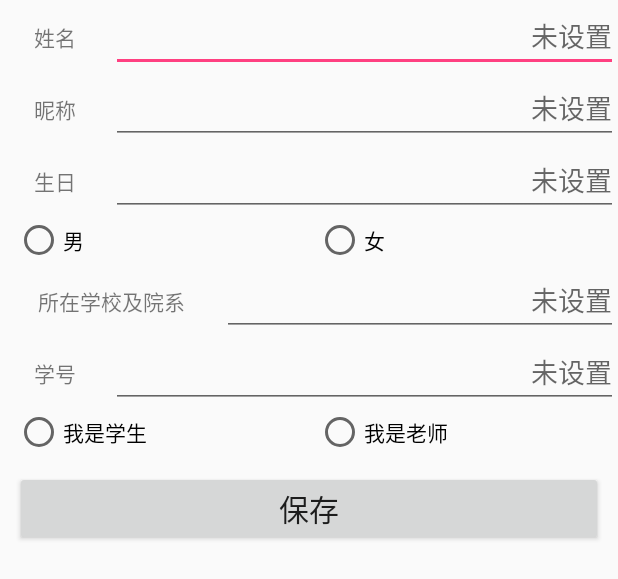
After one commit to Gauplus/faceplus, an Android app: the layout activity_regist_info.xml on its own in the app's theme, with its tools: preview values and no code run, on a phone screen of 412 x 824 dp. The commit adds this screen. Shown: the top 579 px of the screen. Run offline under Robolectric (Android 15) with nearby library versions, the phone set to English and light mode, and no system bars.

Commit message:
.xml almost done

```diff
--- a/app/src/main/java/edu/njust/cn/faceplus/RegisterActivity.java
+++ b/app/src/main/java/edu/njust/cn/faceplus/RegisterActivity.java
@@ -14,7 +14,7 @@ public class RegisterActivity extends AppCompatActivity {
     @Override
     protected void onCreate(Bundle savedInstanceState) {
         super.onCreate(savedInstanceState);
-        setContentView(R.layout.activity_register_1);
+        setContentView(R.layout.activity_register_tel);
         edt_tel=findViewById(R.id.edt_tel);
         edt_verifyCode=findViewById(R.id.edt_verifyCode);
         btn_getVerifyCode=findViewById(R.id.btn_getVerifyCode);
--- /dev/null
+++ b/app/src/main/res/layout/activity_regist_info.xml
@@ -0,0 +1,175 @@
+<?xml version="1.0" encoding="utf-8"?>
+<LinearLayout xmlns:android="http://schemas.android.com/apk/res/android"
+    xmlns:tools="http://schemas.android.com/tools"
+    android:orientation="vertical" android:layout_width="match_parent"
+    android:layout_height="match_parent">
+ <LinearLayout
+     android:layout_width="match_parent"
+     android:layout_height="wrap_content"
+     android:orientation="horizontal">
+     <TextView
+         android:layout_width="wrap_content"
+         android:layout_height="wrap_content"
+         android:layout_weight="1"
+         android:gravity="center"
+         android:text="姓名"
+         />
+     <EditText
+         android:id="@+id/edt_name"
+         android:layout_width="wrap_content"
+         android:layout_height="wrap_content"
+         android:layout_weight="6"
+         android:hint="未设置"
+         android:textAlignment="textEnd"
+         />
+
+ </LinearLayout>
+    <LinearLayout
+        android:layout_width="match_parent"
+        android:layout_height="wrap_content"
+        android:orientation="horizontal">
+        <TextView
+            android:layout_width="wrap_content"
+            android:layout_height="wrap_content"
+            android:layout_weight="1"
+            android:gravity="center"
+            android:text="昵称"
+            />
+        <EditText
+            android:id="@+id/edt_nickname"
+            android:layout_width="wrap_content"
+            android:layout_height="wrap_content"
+            android:layout_weight="6"
+            android:hint="未设置"
+            android:textAlignment="textEnd"
+            />
+    </LinearLayout>
+
+
+    <LinearLayout
+        android:layout_width="match_parent"
+        android:layout_height="wrap_content"
+        android:orientation="horizontal">
+        <TextView
+            android:layout_width="wrap_content"
+            android:layout_height="wrap_content"
+            android:layout_weight="1"
+            android:gravity="center"
+            android:text="生日"
+            />
+        <EditText
+            android:id="@+id/edt_birth"
+            android:layout_width="wrap_content"
+            android:layout_height="wrap_content"
+            android:layout_weight="6"
+            android:hint="未设置"
+            android:textAlignment="textEnd"
+          />
+    </LinearLayout>
+
+    <LinearLayout
+        android:layout_width="match_parent"
+        android:layout_height="wrap_content"
+        android:orientation="horizontal"
+        >
+        <RadioGroup
+            android:orientation="horizontal"
+            android:layout_width="match_parent"
+            android:layout_height="wrap_content"
+            android:layout_marginLeft="10dp">
+            <RadioButton
+                android:id="@+id/rbtn_male"
+                android:layout_width="wrap_content"
+                android:layout_height="wrap_content"
+                android:layout_weight="1"
+                android:text="男"
+                />
+            <RadioButton
+                android:id="@+id/rbtn_female"
+                android:layout_width="wrap_content"
+                android:layout_height="wrap_content"
+                android:layout_weight="1"
+                android:text="女"
+                />
+        </RadioGroup>
+    </LinearLayout>
+
+    <LinearLayout
+        android:layout_width="match_parent"
+        android:layout_height="wrap_content"
+        android:orientation="horizontal">
+        <TextView
+            android:layout_width="wrap_content"
+            android:layout_height="wrap_content"
+            android:layout_weight="1"
+            android:text="所在学校及院系"
+            android:gravity="center"
+            />
+        <EditText
+            android:id="@+id/edt_school"
+            android:layout_width="wrap_content"
+            android:layout_height="wrap_content"
+            android:layout_weight="4"
+            android:hint="未设置"
+            android:textAlignment="textEnd"
+            />
+    </LinearLayout>
+
+    <LinearLayout
+        android:layout_width="match_parent"
+        android:layout_height="wrap_content">
+        <TextView
+            android:layout_width="wrap_content"
+            android:layout_height="wrap_content"
+            android:layout_weight="1"
+            android:gravity="center"
+            android:text="学号"
+            />
+        <EditText
+            android:id="@+id/edt_studentId"
+            android:layout_width="wrap_content"
+            android:layout_height="wrap_content"
+            android:layout_weight="6"
+            android:hint="未设置"
+            android:textAlignment="textEnd"/>
+
+    </LinearLayout>
+    <LinearLayout
+        android:layout_width="match_parent"
+        android:layout_height="wrap_content">
+        <RadioGroup
+            android:orientation="horizontal"
+            android:layout_width="match_parent"
+            android:layout_height="wrap_content"
+            android:layout_marginLeft="10dp">
+            <RadioButton
+                android:id="@+id/rbtn_student"
+                android:layout_width="wrap_content"
+                android:layout_height="wrap_content"
+                android:layout_weight="1"
+                android:text="我是学生"
+                />
+            <RadioButton
+                android:id="@+id/rbtn_teacher"
+                android:layout_width="wrap_content"
+                android:layout_height="wrap_content"
+                android:layout_weight="1"
+                android:text="我是老师"
+                />
+        </RadioGroup>
+    </LinearLayout>
+    <LinearLayout
+        android:layout_width="match_parent"
+        android:layout_height="wrap_content">
+
+        <Button
+            android:layout_width="match_parent"
+            android:layout_height="match_parent"
+            android:layout_margin="10dp"
+            android:text="保存"
+            android:textSize="20sp"
+            />
+    </LinearLayout>
+
+
+</LinearLayout>
```
Also changed, not shown: app/src/main/res/layout/activity_regist_pwd.xml (added, +59 -0 lines), app/src/main/res/layout/activity_regist_tel.xml (added, +76 -0 lines), app/src/main/res/layout/activity_register_1.xml (deleted, +0 -47 lines), app/src/main/res/layout/activity_sign_result_list.xml (added, +12 -0 lines), app/src/main/res/layout/activity_sign_result_picture.xml (added, +40 -0 lines), app/src/main/res/layout/activity_status_result_list.xml (added, +13 -0 lines), app/src/main/res/layout/activity_status_result_picture.xml (added, +51 -0 lines), app/src/main/res/layout/activity_studentinfo.xml (+39 -86 lines), app/src/main/res/layout/item_list_sign_result.xml (added, +12 -0 lines), app/src/main/res/layout/item_list_status_result.xml (added, +12 -0 lines), 1 other file.
